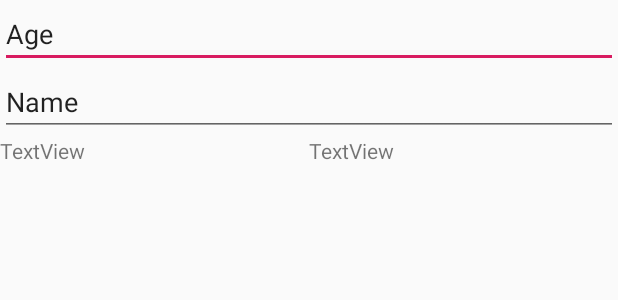
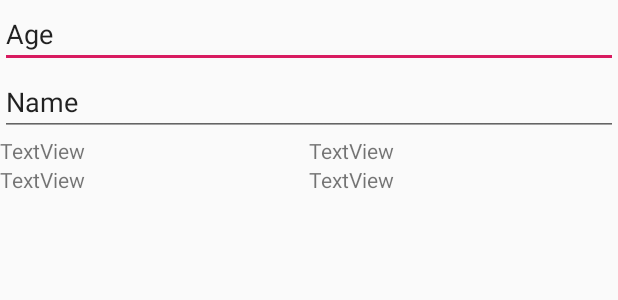
Before and after one commit to eacevedof/prj_adrkotlin, an Android app: the layout activity_main.xml on its own in the app's theme, with its tools: preview values and no code run, on a phone screen of 412 x 824 dp. Shown: the top 300 px of the screen. Run offline under Robolectric (Android 15) with nearby library versions, the phone set to English and light mode, and no system bars.

Commit message:
dos h layout con dos campos label textview y aplicando wrapcontent

```diff
--- a/app/src/main/res/layout/activity_main.xml
+++ b/app/src/main/res/layout/activity_main.xml
@@ -34,7 +34,7 @@
         <LinearLayout
                 android:orientation="horizontal"
                 android:layout_width="match_parent"
-                android:layout_height="match_parent">
+                android:layout_height="wrap_content">
             <TextView
                     android:text="TextView"
                     android:layout_width="wrap_content"
@@ -44,6 +44,19 @@
                     android:layout_width="wrap_content"
                     android:layout_height="wrap_content" android:id="@+id/textView2" android:layout_weight="1"/>
         </LinearLayout>
+        <LinearLayout
+                android:orientation="horizontal"
+                android:layout_width="match_parent"
+                android:layout_height="wrap_content">
+            <TextView
+                    android:text="TextView"
+                    android:layout_width="wrap_content"
+                    android:layout_height="wrap_content" android:id="@+id/textView4" android:layout_weight="1"/>
+            <TextView
+                    android:text="TextView"
+                    android:layout_width="wrap_content"
+                    android:layout_height="wrap_content" android:id="@+id/textView3" android:layout_weight="1"/>
+        </LinearLayout>
 
     </LinearLayout>
 </android.support.constraint.ConstraintLayout>
```
